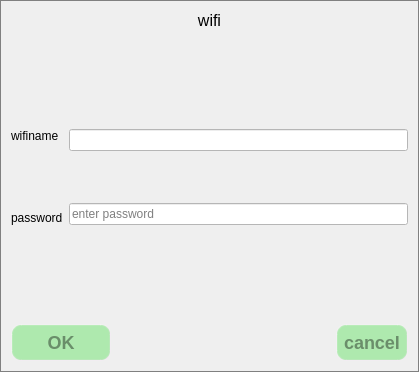
Qt form qt/t507/wificondialog.ui (jizizihe/baijie_demo) before a commit.
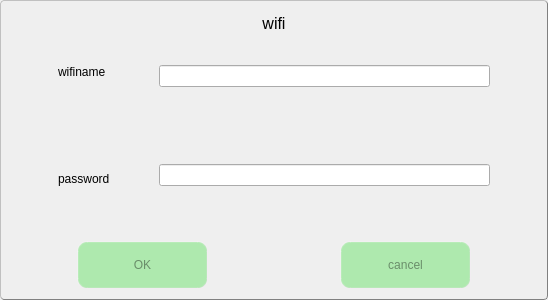
The same form after that commit. Icons and pictures are not drawn.

Commit message: func: add and change many code for: 1.optimize voice 2.add rotating screen  90 degrees 3.add  select file function 4.adaptation of screen/font 5.optimize backlight 6.add sreen ration by input method 7.modified the file copy, cut, and delete function 8.adjust the serial port Layout 9.unify font and layout

What changed in the file:
```diff
--- a/qt/t507/wificondialog.ui
+++ b/qt/t507/wificondialog.ui
@@ -6,8 +6,8 @@
    <rect>
     <x>0</x>
     <y>0</y>
-    <width>419</width>
-    <height>372</height>
+    <width>548</width>
+    <height>300</height>
    </rect>
   </property>
   <property name="windowTitle">
@@ -16,7 +16,9 @@
   <property name="styleSheet">
    <string notr="true">#WifiConDialog
 {
-background-image: url(:/t507_button_image/all/background.jpg);
+	background-image: url(:/t507_button_image/all/background.jpg);
+   border-style: outset;
+   border-radius:4px
 }
 QDialog {border:1px solid gray;}
 /****************按钮部件*******************/
@@ -26,7 +28,6 @@
      border-width:  2px;  /*边框宽度为4像素*/
      border-radius: 10px; /*边框圆角半径*/
      border-color: rgba(255, 225, 255, 30);/*边框颜色*/
-     font: bold 18px;/*字体*/
      color:rgba(0, 0, 0, 100);/*字体颜色*/
      padding: 6px; /*填衬*/
 	outline: none; /*去掉按钮的虚线框*/
@@ -56,7 +57,7 @@
         border-image: url(:/image/slider.png);/*边框图片*/
  }</string>
   </property>
-  <layout class="QGridLayout" name="gridLayout">
+  <layout class="QGridLayout" name="gridLayout" rowstretch="1,1,5,2,2">
    <item row="0" column="0" colspan="2">
     <widget class="QLabel" name="label">
      <property name="font">
@@ -89,9 +90,28 @@
     </spacer>
    </item>
    <item row="2" column="0" colspan="2">
-    <layout class="QHBoxLayout" name="horizontalLayout_2">
+    <layout class="QHBoxLayout" name="horizontalLayout_2" stretch="1,2,7,1">
+     <property name="spacing">
+      <number>6</number>
+     </property>
+     <item>
+      <spacer name="horizontalSpacer_3">
+       <property name="orientation">
+        <enum>Qt::Horizontal</enum>
+       </property>
+       <property name="sizeHint" stdset="0">
+        <size>
+         <width>40</width>
+         <height>20</height>
+        </size>
+       </property>
+      </spacer>
+     </item>
      <item>
       <layout class="QVBoxLayout" name="verticalLayout_2">
+       <property name="leftMargin">
+        <number>0</number>
+       </property>
        <item>
         <widget class="QLabel" name="label_2">
          <property name="text">
@@ -123,15 +143,11 @@
      </item>
      <item>
       <layout class="QVBoxLayout" name="verticalLayout">
+       <property name="rightMargin">
+        <number>0</number>
+       </property>
        <item>
-        <widget class="QLineEdit" name="NamelineEdit">
-         <property name="styleSheet">
-          <string notr="true">background-color: rgb(255, 255, 255);</string>
-         </property>
-         <property name="readOnly">
-          <bool>true</bool>
-         </property>
-        </widget>
+        <widget class="QLineEdit" name="NamelineEdit"/>
        </item>
        <item>
         <spacer name="verticalSpacer_3">
@@ -147,20 +163,23 @@
         </spacer>
        </item>
        <item>
-        <widget class="QLineEdit" name="PasswdlineEdit">
-         <property name="styleSheet">
-          <string notr="true">background-color: rgb(255, 255, 255);</string>
-         </property>
-         <property name="text">
-          <string/>
-         </property>
-         <property name="placeholderText">
-          <string>enter password</string>
-         </property>
-        </widget>
+        <widget class="QLineEdit" name="PasswdlineEdit"/>
        </item>
       </layout>
      </item>
+     <item>
+      <spacer name="horizontalSpacer_2">
+       <property name="orientation">
+        <enum>Qt::Horizontal</enum>
+       </property>
+       <property name="sizeHint" stdset="0">
+        <size>
+         <width>40</width>
+         <height>20</height>
+        </size>
+       </property>
+      </spacer>
+     </item>
     </layout>
    </item>
    <item row="3" column="1">
@@ -177,9 +196,31 @@
     </spacer>
    </item>
    <item row="4" column="0" colspan="2">
-    <layout class="QHBoxLayout" name="horizontalLayout">
+    <layout class="QHBoxLayout" name="horizontalLayout" stretch="1,2,2,2,1">
+     <property name="spacing">
+      <number>0</number>
+     </property>
+     <item>
+      <spacer name="horizontalSpacer_4">
+       <property name="orientation">
+        <enum>Qt::Horizontal</enum>
+       </property>
+       <property name="sizeHint" stdset="0">
+        <size>
+         <width>40</width>
+         <height>20</height>
+        </size>
+       </property>
+      </spacer>
+     </item>
      <item>
       <widget class="QPushButton" name="WifiOkBtn">
+       <property name="sizePolicy">
+        <sizepolicy hsizetype="Minimum" vsizetype="Minimum">
+         <horstretch>0</horstretch>
+         <verstretch>0</verstretch>
+        </sizepolicy>
+       </property>
        <property name="minimumSize">
         <size>
          <width>100</width>
@@ -206,11 +247,30 @@
      </item>
      <item>
       <widget class="QPushButton" name="WifiCancelBtn">
+       <property name="sizePolicy">
+        <sizepolicy hsizetype="Minimum" vsizetype="Minimum">
+         <horstretch>0</horstretch>
+         <verstretch>0</verstretch>
+        </sizepolicy>
+       </property>
        <property name="text">
         <string>cancel</string>
        </property>
       </widget>
      </item>
+     <item>
+      <spacer name="horizontalSpacer_5">
+       <property name="orientation">
+        <enum>Qt::Horizontal</enum>
+       </property>
+       <property name="sizeHint" stdset="0">
+        <size>
+         <width>40</width>
+         <height>20</height>
+        </size>
+       </property>
+      </spacer>
+     </item>
     </layout>
    </item>
   </layout>
```
The commit also changes 161 other files.
